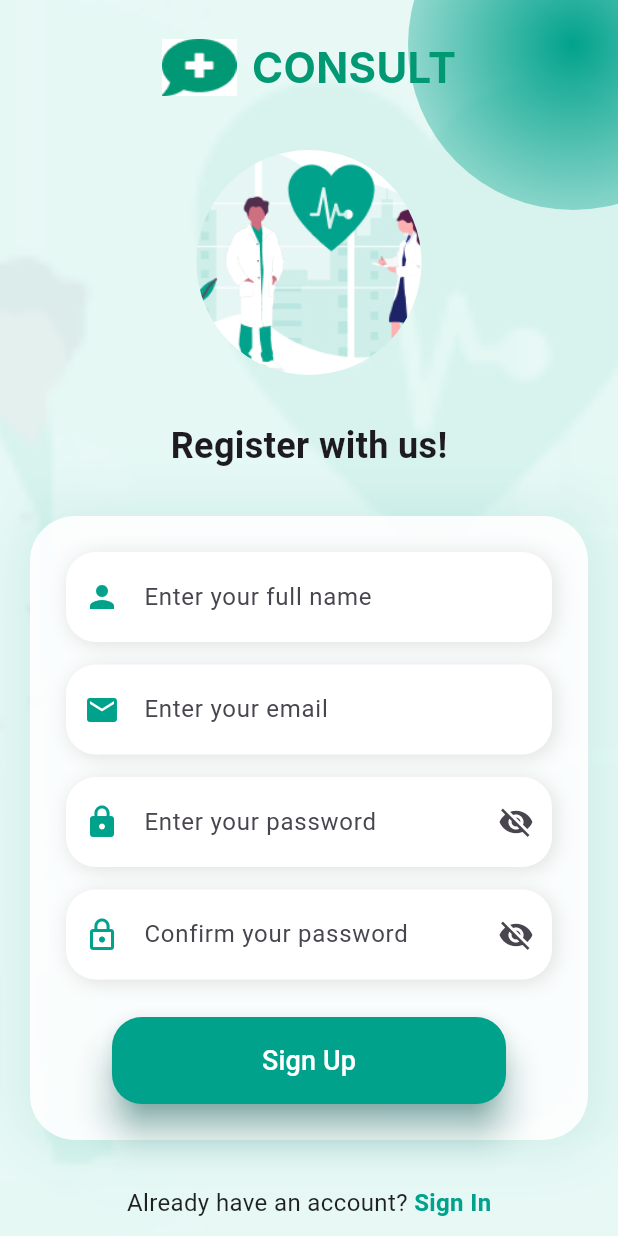
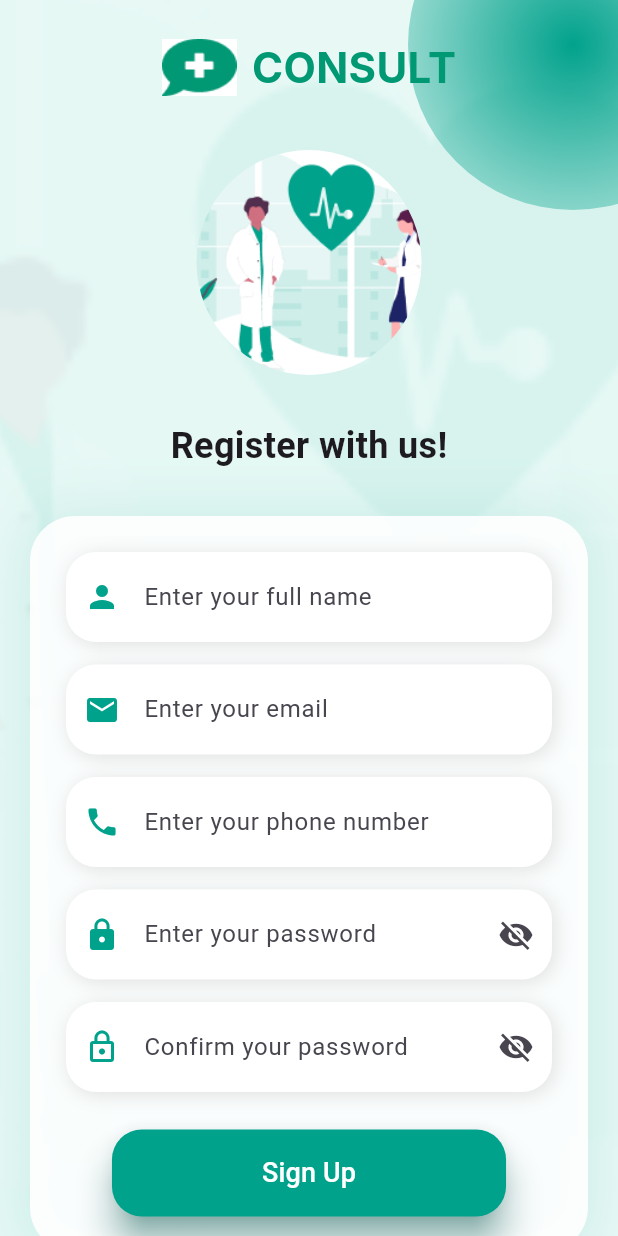
Before and after one commit to jiya26-0/major_project_repo, a Flutter app: the SignUp screen opened directly, after a tap on "Sign Up", on a phone screen of 412 x 824 dp. Run offline on Flutter 3.47's test engine with Material 3 defaults, Android fonts, the phone set to English and light mode, and no system bars; Roboto replaces fonts that are missing (Inter, Poppins).

Commit message:
major project files

```diff
--- a/lib/signUp.dart
+++ b/lib/signUp.dart
@@ -23,6 +23,7 @@ class SignUp extends StatefulWidget {
 class _SignUpState extends State<SignUp> {
   final nameController = TextEditingController();
   final emailController = TextEditingController();
+  final phoneController = TextEditingController();
   final passwordController = TextEditingController();
   final confirmPasswordController = TextEditingController();
 
@@ -35,7 +36,6 @@ class _SignUpState extends State<SignUp> {
       backgroundColor: Color(0xFFE5F8F4),
       body: Stack(
         children: [
-          // 🔹 Faded Background Image
           Positioned.fill(
             child: Opacity(
               opacity: 0.06,
@@ -45,8 +45,6 @@ class _SignUpState extends State<SignUp> {
               ),
             ),
           ),
-
-          // 🔹 Floating Circle Decoration
           Positioned(
             top: -80,
             right: -80,
@@ -63,14 +61,11 @@ class _SignUpState extends State<SignUp> {
               ),
             ),
           ),
-
-          // 🔹 Main Content
           SafeArea(
             child: SingleChildScrollView(
               padding: EdgeInsets.all(20),
               child: Column(
                 children: [
-                  // App Icon + Title
                   Row(
                     mainAxisAlignment: MainAxisAlignment.center,
                     children: [
@@ -87,10 +82,7 @@ class _SignUpState extends State<SignUp> {
                       ),
                     ],
                   ),
-
                   SizedBox(height: 30),
-
-                  // Doctor Image
                   Container(
                     height: 150,
                     width: 200,
@@ -102,9 +94,7 @@ class _SignUpState extends State<SignUp> {
                       ),
                     ),
                   ),
-
                   SizedBox(height: 30),
-
                   Text(
                     "Register with us!",
                     style: TextStyle(
@@ -113,9 +103,7 @@ class _SignUpState extends State<SignUp> {
                       fontFamily: 'Poppins',
                     ),
                   ),
-
                   SizedBox(height: 30),
-
                   Container(
                     width: double.infinity,
                     padding: EdgeInsets.all(24),
@@ -145,14 +133,20 @@ class _SignUpState extends State<SignUp> {
                         ),
                         SizedBox(height: 15),
                         customTextField(
+                          controller: phoneController,
+                          hint: "Enter your phone number",
+                          icon: Icons.phone,
+                        ),
+                        SizedBox(height: 15),
+                        customTextField(
                           controller: passwordController,
                           hint: "Enter your password",
                           icon: Icons.lock,
                           obscure: _obscurePassword,
                           suffixIcon: IconButton(
-                            icon: Icon(_obscurePassword
-                                ? Icons.visibility_off
-                                : Icons.visibility),
+                            icon: Icon(
+                              _obscurePassword ? Icons.visibility_off : Icons.visibility,
+                            ),
                             onPressed: () {
                               setState(() {
                                 _obscurePassword = !_obscurePassword;
@@ -167,9 +161,9 @@ class _SignUpState extends State<SignUp> {
                           icon: Icons.lock_outline,
                           obscure: _obscureConfirm,
                           suffixIcon: IconButton(
-                            icon: Icon(_obscureConfirm
-                                ? Icons.visibility_off
-                                : Icons.visibility),
+                            icon: Icon(
+                              _obscureConfirm ? Icons.visibility_off : Icons.visibility,
+                            ),
                             onPressed: () {
                               setState(() {
                                 _obscureConfirm = !_obscureConfirm;
@@ -178,12 +172,12 @@ class _SignUpState extends State<SignUp> {
                           ),
                         ),
                         SizedBox(height: 25),
-
-                        // Sign Up Button
                         ElevatedButton(
                           onPressed: () {
                             print("Name: ${nameController.text}");
                             print("Email: ${emailController.text}");
+                            print("Phone: ${phoneController.text}");
+                            print("Password: ${passwordController.text}");
                           },
                           style: ElevatedButton.styleFrom(
                             backgroundColor: Color(0xFF01A28C),
@@ -206,9 +200,7 @@ class _SignUpState extends State<SignUp> {
                       ],
                     ),
                   ),
-
                   SizedBox(height: 30),
-
                   GestureDetector(
                     onTap: () {
                       Navigator.pushReplacement(
@@ -271,6 +263,7 @@ class _SignUpState extends State<SignUp> {
       child: TextField(
         controller: controller,
         obscureText: obscure,
+        keyboardType: icon == Icons.phone ? TextInputType.phone : TextInputType.text,
         decoration: InputDecoration(
           prefixIcon: Icon(icon, color: Color(0xFF01A28C)),
           suffixIcon: suffixIcon,
```
